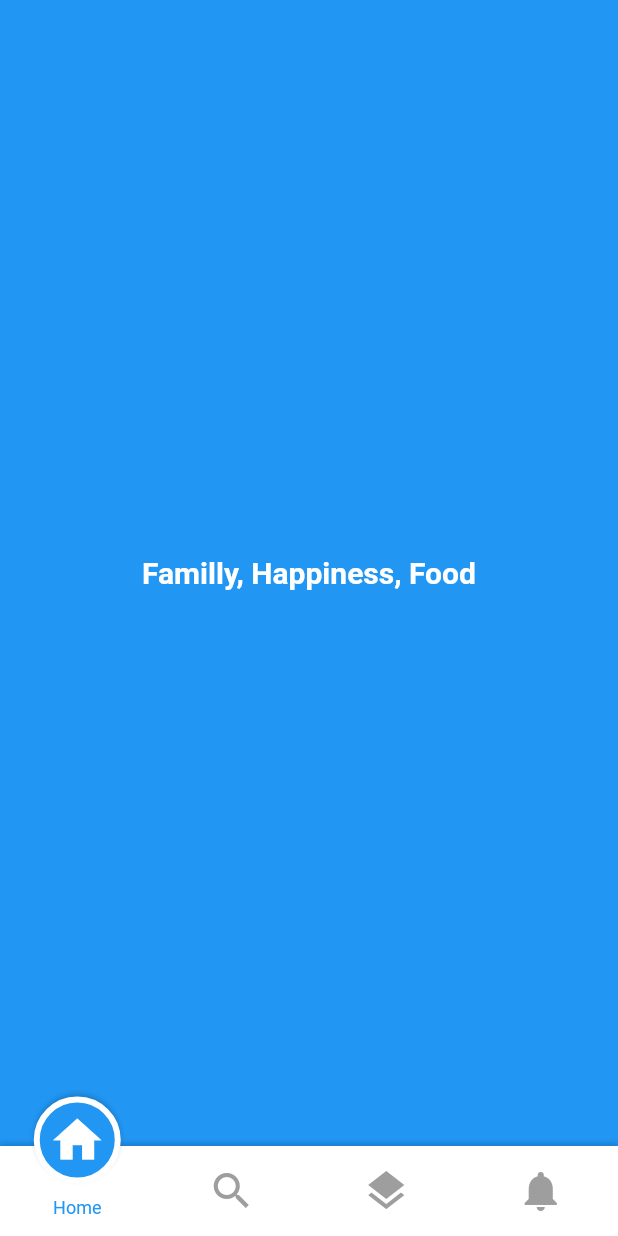
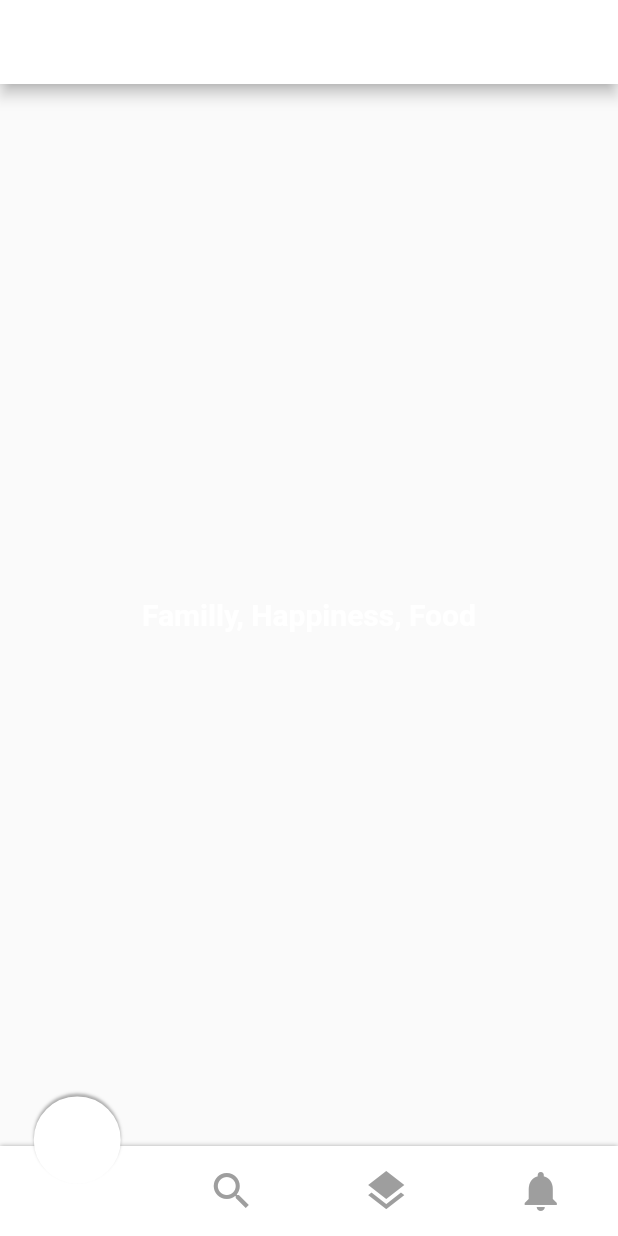
Before and after one commit to benyaminbeyzaie/circular_bottom_navigation, a Flutter app: the screen it shows after launch, on a phone screen of 412 x 824 dp. Run offline on Flutter 3.47's test engine with Material 2 defaults, Android fonts, the phone set to English and light mode, and no system bars.

Commit message:
Shadow tweaks

```diff
--- a/example/lib/main.dart
+++ b/example/lib/main.dart
@@ -31,7 +31,7 @@ class _MyHomePageState extends State<MyHomePage> {
   double bottomNavBarHeight = 60;
 
   List<TabItem> tabItems = List.of([
-    new TabItem(Icons.home, "Home", Colors.blue),
+    new TabItem(Icons.home, "Home", Colors.white),
     new TabItem(Icons.search, "Search", Colors.orange),
     new TabItem(Icons.layers, "Reports", Colors.red),
     new TabItem(Icons.notifications, "Notifications", Colors.cyan),
@@ -48,6 +48,7 @@ class _MyHomePageState extends State<MyHomePage> {
   @override
   Widget build(BuildContext context) {
     return Scaffold(
+      appBar: AppBar(title: Text('hi'),backgroundColor: Colors.white,),
       body: Stack(
         children: <Widget>[
           Padding(child: bodyContainer(), padding: EdgeInsets.only(bottom: bottomNavBarHeight),),
@@ -79,7 +80,6 @@ class _MyHomePageState extends State<MyHomePage> {
       child: Container(
         width: double.infinity,
         height: double.infinity,
-        color: selectedColor,
         child: Center(
           child: Text(
             slogan,
--- a/lib/circular_bottom_navigation.dart
+++ b/lib/circular_bottom_navigation.dart
@@ -144,7 +144,7 @@ class _CircularBottomNavigationState extends State<CircularBottomNavigation>
         decoration: BoxDecoration(
             shape: BoxShape.rectangle,
             color: widget.barBackgroundColor,
-            boxShadow: [new BoxShadow(color: Colors.black.withAlpha(40), blurRadius: 2.0, offset: Offset(0, -2))]),
+            boxShadow: [new BoxShadow(color: Colors.black.withAlpha(80), blurRadius: 2.0, offset: Offset(0, 0))]),
       ),
       top: fullHeight - widget.barHeight,
       left: 0,
@@ -161,7 +161,7 @@ class _CircularBottomNavigationState extends State<CircularBottomNavigation>
           border: Border.all(
               width: widget.circleStrokeWidth,
               color: widget.barBackgroundColor),
-          boxShadow: [new BoxShadow(color: Colors.black.withAlpha(40), offset: Offset(0, -2),  blurRadius: 2.0)],
+          boxShadow: [new BoxShadow(color: Colors.black.withAlpha(80), blurRadius: 1.0, offset: Offset(0, -2))],
         ),
       ),
       left: (selectedPosAnimation.value * sectionsWidth) +
```
